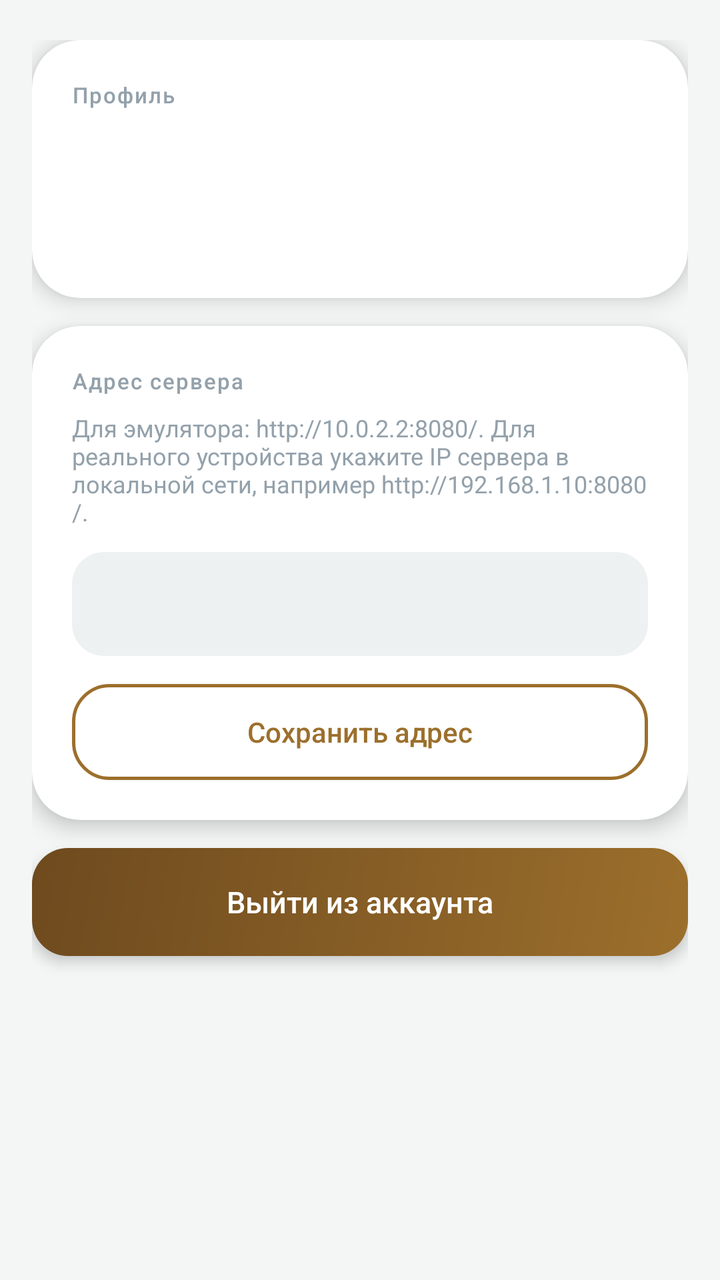
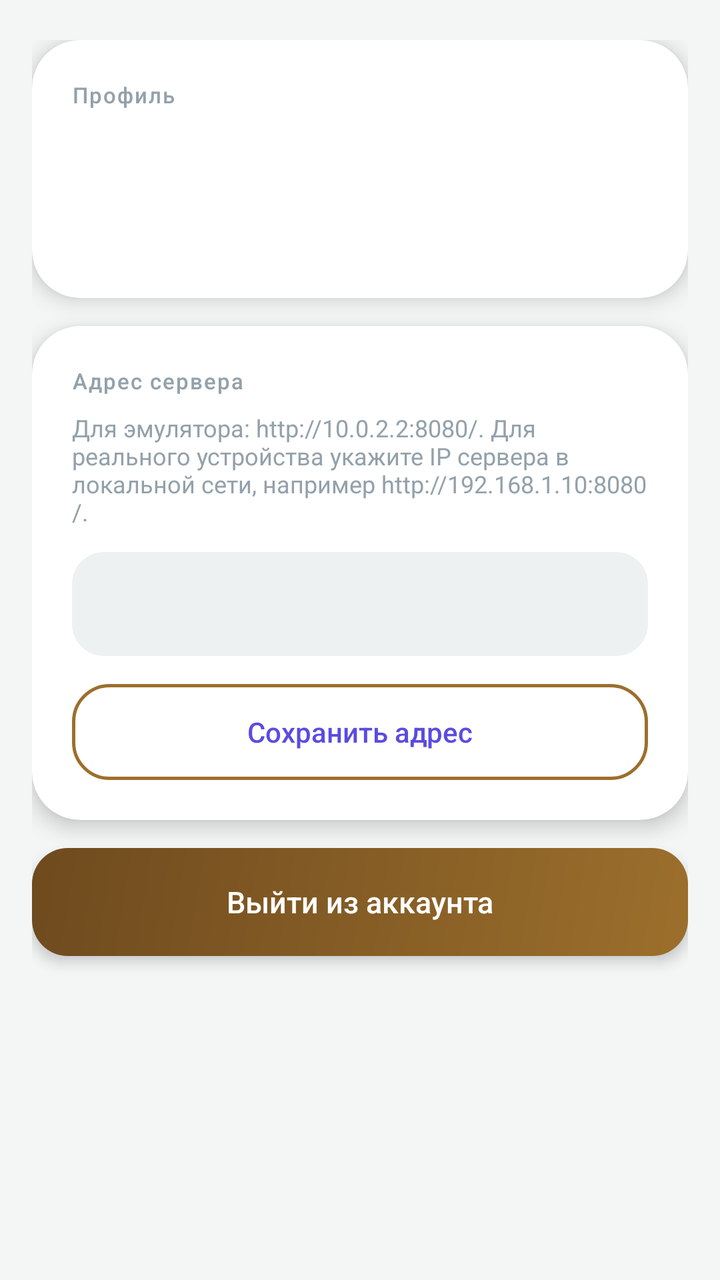

The first picture is an Android layout as it rendered before a commit; the second is the same layout after the commit. The layout source and the unified diff follow.
<!-- AndroidManifest.xml: application theme Theme.MyApplication -->
<!-- res/layout/fragment_settings.xml -->
<?xml version="1.0" encoding="utf-8"?>
<ScrollView xmlns:android="http://schemas.android.com/apk/res/android"
    xmlns:app="http://schemas.android.com/apk/res-auto"
    android:layout_width="match_parent"
    android:layout_height="match_parent"
    android:background="@color/bg_screen"
    android:fillViewport="true">

    <LinearLayout
        android:layout_width="match_parent"
        android:layout_height="wrap_content"
        android:orientation="vertical"
        android:paddingHorizontal="16dp"
        android:paddingTop="20dp"
        android:paddingBottom="32dp">

        
        <androidx.cardview.widget.CardView
            android:layout_width="match_parent"
            android:layout_height="wrap_content"
            android:layout_marginBottom="14dp"
            app:cardCornerRadius="24dp"
            app:cardElevation="6dp"
            app:cardBackgroundColor="#FFFFFF">

            <LinearLayout
                android:layout_width="match_parent"
                android:layout_height="wrap_content"
                android:orientation="vertical"
                android:padding="20dp">

                <TextView
                    android:layout_width="wrap_content"
                    android:layout_height="wrap_content"
                    android:text="Профиль"
                    android:textSize="11sp"
                    android:textColor="@color/text_hint"
                    android:fontFamily="sans-serif-medium"
                    android:letterSpacing="0.06"
                    android:layout_marginBottom="10dp" />

                <TextView
                    android:id="@+id/tv_full_name"
                    android:layout_width="match_parent"
                    android:layout_height="wrap_content"
                    android:textSize="16sp"
                    android:textColor="@color/text_primary"
                    android:fontFamily="sans-serif-medium" />

                <TextView
                    android:id="@+id/tv_role"
                    android:layout_width="match_parent"
                    android:layout_height="wrap_content"
                    android:layout_marginTop="4dp"
                    android:textSize="14sp"
                    android:textColor="@color/text_secondary" />

                <TextView
                    android:id="@+id/tv_tenant"
                    android:layout_width="match_parent"
                    android:layout_height="wrap_content"
                    android:layout_marginTop="2dp"
                    android:textSize="13sp"
                    android:textColor="@color/text_hint" />

            </LinearLayout>

        </androidx.cardview.widget.CardView>

        
        <androidx.cardview.widget.CardView
            android:layout_width="match_parent"
            android:layout_height="wrap_content"
            android:layout_marginBottom="14dp"
            app:cardCornerRadius="24dp"
            app:cardElevation="6dp"
            app:cardBackgroundColor="#FFFFFF">

            <LinearLayout
                android:layout_width="match_parent"
                android:layout_height="wrap_content"
                android:orientation="vertical"
                android:padding="20dp">

                <TextView
                    android:layout_width="wrap_content"
                    android:layout_height="wrap_content"
                    android:text="Адрес сервера"
                    android:textSize="11sp"
                    android:textColor="@color/text_hint"
                    android:fontFamily="sans-serif-medium"
                    android:letterSpacing="0.06"
                    android:layout_marginBottom="8dp" />

                <TextView
                    android:layout_width="match_parent"
                    android:layout_height="wrap_content"
                    android:text="Для эмулятора: http://10.0.2.2:8080/. Для реального устройства укажите IP сервера в локальной сети, например http://192.168.1.10:8080/."
                    android:textSize="12sp"
                    android:textColor="@color/text_hint"
                    android:layout_marginBottom="12dp" />

                <FrameLayout
                    android:layout_width="match_parent"
                    android:layout_height="52dp"
                    android:background="@drawable/bg_input"
                    android:layout_marginBottom="14dp">
                    <EditText
                        android:id="@+id/et_base_url"
                        android:layout_width="match_parent"
                        android:layout_height="match_parent"
                        android:background="@null"
                        android:paddingHorizontal="16dp"
                        android:textSize="14sp"
                        android:textColor="@color/text_primary"
                        android:inputType="textUri"
                        android:singleLine="true" />
                </FrameLayout>

                <TextView
                    android:id="@+id/btn_save_url"
                    android:layout_width="match_parent"
                    android:layout_height="48dp"
                    android:background="@drawable/bg_btn_secondary"
                    android:text="Сохранить адрес"
                    android:textColor="@color/brand"
                    android:textSize="14sp"
                    android:fontFamily="sans-serif-medium"
                    android:gravity="center"
                    android:clickable="true"
                    android:focusable="true" />

            </LinearLayout>

        </androidx.cardview.widget.CardView>

        <TextView
            android:id="@+id/btn_logout"
            android:layout_width="match_parent"
            android:layout_height="54dp"
            android:background="@drawable/bg_btn_primary"
            android:text="Выйти из аккаунта"
            android:textColor="#FFFFFF"
            android:textSize="15sp"
            android:fontFamily="sans-serif-medium"
            android:gravity="center"
            android:clickable="true"
            android:focusable="true"
            android:elevation="4dp" />

    </LinearLayout>

</ScrollView>
<!-- resources referenced by this layout -->
<resources>
  <color name="bg_screen">#F4F6F6</color>
  <color name="brand">#9C6F2C</color>
  <color name="text_hint">#93A1AB</color>
  <color name="text_primary">#14181C</color>
  <color name="text_secondary">#4D5B66</color>
  <!-- drawable bg_btn_primary (drawable) -->
  <?xml version="1.0" encoding="utf-8"?>
  <shape xmlns:android="http://schemas.android.com/apk/res/android">
      <gradient
          android:startColor="#9C6F2C"
          android:endColor="#6E4A1E"
          android:angle="135" />
      <corners android:radius="18dp" />
  </shape>
  <!-- drawable bg_btn_secondary (drawable) -->
  <?xml version="1.0" encoding="utf-8"?>
  <shape xmlns:android="http://schemas.android.com/apk/res/android">
      <solid android:color="#FFFFFF" />
      <stroke android:width="1.5dp" android:color="#9C6F2C" />
      <corners android:radius="18dp" />
  </shape>
  <!-- drawable bg_input (drawable) -->
  <?xml version="1.0" encoding="utf-8"?>
  <shape xmlns:android="http://schemas.android.com/apk/res/android">
      <solid android:color="#EEF1F2" />
      <corners android:radius="16dp" />
  </shape>
  <style name="Theme.MyApplication" parent="Base.Theme.MyApplication" />
  <style name="Base.Theme.MyApplication" parent="Theme.Material3.DayNight.NoActionBar">
          <item name="colorPrimary">@color/brand</item>
          <item name="colorOnPrimary">@color/white</item>
          <item name="colorSurface">@color/surface</item>
          <item name="colorOnSurface">@color/text_primary</item>
          <item name="android:windowBackground">@color/bg_screen</item>
          <item name="android:statusBarColor">@color/brand</item>
          <item name="android:navigationBarColor">@color/surface</item>
      </style>
  <color name="white">#FFFFFF</color>
  <color name="surface">#FFFFFF</color>
</resources>

<!-- the commit's change to res/layout/fragment_settings.xml (unified diff, before → after) -->
@@ -123,7 +123,7 @@
                     android:layout_height="48dp"
                     android:background="@drawable/bg_btn_secondary"
                     android:text="Сохранить адрес"
-                    android:textColor="@color/brand"
+                    android:textColor="@color/mk_accent"
                     android:textSize="14sp"
                     android:fontFamily="sans-serif-medium"
                     android:gravity="center"
<!-- resource entries referenced after the edit -->
@@ -1,7 +1,7 @@
 <!-- resources referenced by this layout -->
 <resources>
   <color name="bg_screen">#F4F6F6</color>
-  <color name="brand">#9C6F2C</color>
+  <color name="mk_accent">#5B4BE0</color>
   <color name="text_hint">#93A1AB</color>
   <color name="text_primary">#14181C</color>
   <color name="text_secondary">#4D5B66</color>
@@ -29,15 +29,17 @@
   </shape>
   <style name="Theme.MyApplication" parent="Base.Theme.MyApplication" />
   <style name="Base.Theme.MyApplication" parent="Theme.Material3.DayNight.NoActionBar">
-          <item name="colorPrimary">@color/brand</item>
+          <item name="colorPrimary">@color/mk_accent</item>
           <item name="colorOnPrimary">@color/white</item>
-          <item name="colorSurface">@color/surface</item>
-          <item name="colorOnSurface">@color/text_primary</item>
-          <item name="android:windowBackground">@color/bg_screen</item>
-          <item name="android:statusBarColor">@color/brand</item>
-          <item name="android:navigationBarColor">@color/surface</item>
+          <item name="colorSurface">@color/mk_bg</item>
+          <item name="colorOnSurface">@color/mk_ink</item>
+          <item name="android:windowBackground">@color/mk_bg</item>
+          <item name="android:statusBarColor">@color/mk_accent_press</item>
+          <item name="android:navigationBarColor">@color/mk_bg</item>
       </style>
   <color name="white">#FFFFFF</color>
-  <color name="surface">#FFFFFF</color>
+  <color name="mk_bg">#FBFAF7</color>
+  <color name="mk_ink">#17160F</color>
+  <color name="mk_accent_press">#4536BC</color>
 </resources>
 
